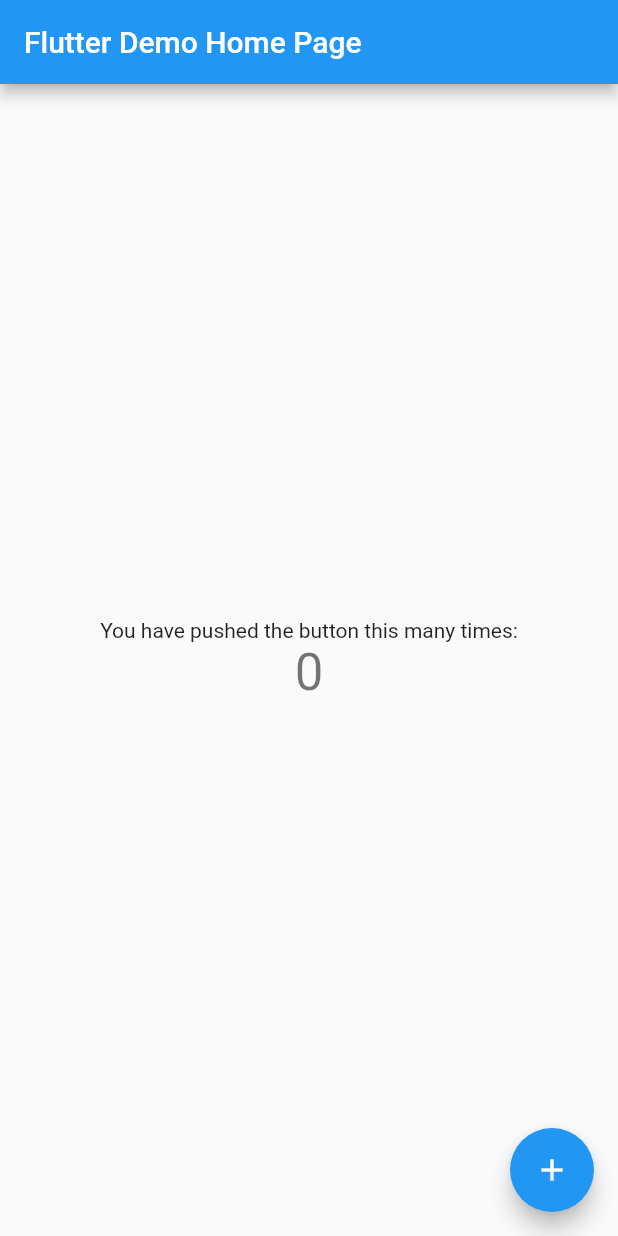
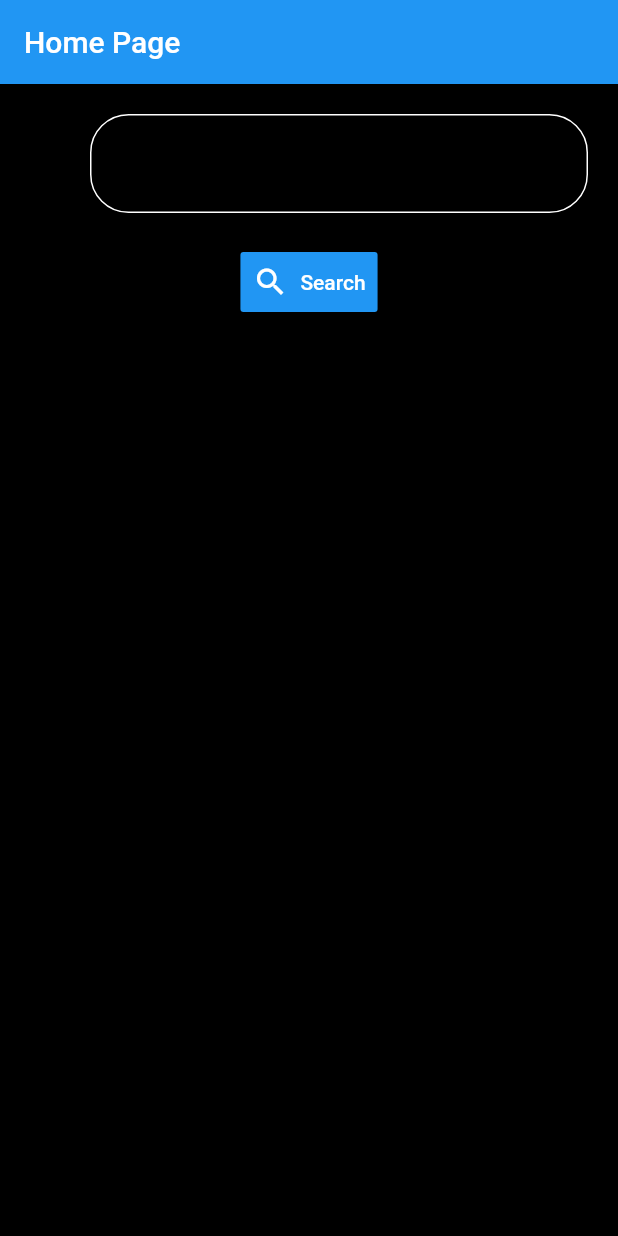
Before and after one commit to 0x4bd0/weatherApp, a Flutter app: the screen it shows after launch, on a phone screen of 412 x 824 dp. Run offline on Flutter 3.47's test engine with Material 2 defaults, Android fonts, the phone set to English and light mode, and no system bars; our stand-ins replace bloc, flutter_bloc.

Commit message:
some progress

```diff
--- a/lib/main.dart
+++ b/lib/main.dart
@@ -1,117 +1,24 @@
 import 'package:flutter/material.dart';
+import 'package:weatherApp/bloc/weatherbloc_bloc.dart';
+import 'package:flutter_bloc/flutter_bloc.dart';
+import 'package:weatherApp/ui/homePage.dart';
 
 void main() {
   runApp(MyApp());
 }
 
 class MyApp extends StatelessWidget {
-  // This widget is the root of your application.
+
+
   @override
   Widget build(BuildContext context) {
     return MaterialApp(
-      title: 'Flutter Demo',
-      theme: ThemeData(
-        // This is the theme of your application.
-        //
-        // Try running your application with "flutter run". You'll see the
-        // application has a blue toolbar. Then, without quitting the app, try
-        // changing the primarySwatch below to Colors.green and then invoke
-        // "hot reload" (press "r" in the console where you ran "flutter run",
-        // or simply save your changes to "hot reload" in a Flutter IDE).
-        // Notice that the counter didn't reset back to zero; the application
-        // is not restarted.
-        primarySwatch: Colors.blue,
-        // This makes the visual density adapt to the platform that you run
-        // the app on. For desktop platforms, the controls will be smaller and
-        // closer together (more dense) than on mobile platforms.
-        visualDensity: VisualDensity.adaptivePlatformDensity,
-      ),
-      home: MyHomePage(title: 'Flutter Demo Home Page'),
+    title : 'Weather App',
+    home : BlocProvider(
+      create: (context) => WeatherblocBloc(),
+      child: HomePage(),
+    )
+
     );
   }
 }
-
-class MyHomePage extends StatefulWidget {
-  MyHomePage({Key key, this.title}) : super(key: key);
-
-  // This widget is the home page of your application. It is stateful, meaning
-  // that it has a State object (defined below) that contains fields that affect
-  // how it looks.
-
-  // This class is the configuration for the state. It holds the values (in this
-  // case the title) provided by the parent (in this case the App widget) and
-  // used by the build method of the State. Fields in a Widget subclass are
-  // always marked "final".
-
-  final String title;
-
-  @override
-  _MyHomePageState createState() => _MyHomePageState();
-}
-
-class _MyHomePageState extends State<MyHomePage> {
-  int _counter = 0;
-
-  void _incrementCounter() {
-    setState(() {
-      // This call to setState tells the Flutter framework that something has
-      // changed in this State, which causes it to rerun the build method below
-      // so that the display can reflect the updated values. If we changed
-      // _counter without calling setState(), then the build method would not be
-      // called again, and so nothing would appear to happen.
-      _counter++;
-    });
-  }
-
-  @override
-  Widget build(BuildContext context) {
-    // This method is rerun every time setState is called, for instance as done
-    // by the _incrementCounter method above.
-    //
-    // The Flutter framework has been optimized to make rerunning build methods
-    // fast, so that you can just rebuild anything that needs updating rather
-    // than having to individually change instances of widgets.
-    return Scaffold(
-      appBar: AppBar(
-        // Here we take the value from the MyHomePage object that was created by
-        // the App.build method, and use it to set our appbar title.
-        title: Text(widget.title),
-      ),
-      body: Center(
-        // Center is a layout widget. It takes a single child and positions it
-        // in the middle of the parent.
-        child: Column(
-          // Column is also a layout widget. It takes a list of children and
-          // arranges them vertically. By default, it sizes itself to fit its
-          // children horizontally, and tries to be as tall as its parent.
-          //
-          // Invoke "debug painting" (press "p" in the console, choose the
-          // "Toggle Debug Paint" action from the Flutter Inspector in Android
-          // Studio, or the "Toggle Debug Paint" command in Visual Studio Code)
-          // to see the wireframe for each widget.
-          //
-          // Column has various properties to control how it sizes itself and
-          // how it positions its children. Here we use mainAxisAlignment to
-          // center the children vertically; the main axis here is the vertical
-          // axis because Columns are vertical (the cross axis would be
-          // horizontal).
-          mainAxisAlignment: MainAxisAlignment.center,
-          children: <Widget>[
-            Text(
-              'You have pushed the button this many times:',
-            ),
-            Text(
-              '$_counter',
-              style: Theme.of(context).textTheme.headline4,
-            ),
-          ],
-        ),
-      ),
-      floatingActionButton: FloatingActionButton(
-        onPressed: _incrementCounter,
-        tooltip: 'Increment',
-        child: Icon(Icons.add),
-      ), // This trailing comma makes auto-formatting nicer for build methods.
-    );
-  }
-}
--- /dev/null
+++ b/lib/ui/form.dart
@@ -0,0 +1,61 @@
+import 'package:flutter/material.dart';
+
+class WeatherForm extends StatefulWidget {
+  @override
+  WeatherFormState createState() {
+    return WeatherFormState();
+  }
+}
+
+
+class WeatherFormState extends State<WeatherForm> {
+
+  final _formKey = GlobalKey<FormState>();
+
+  @override
+  Widget build(BuildContext context) {
+    return Form(
+      key: _formKey,
+      child: Column(
+        children: <Widget>[
+            TextFormField(
+               style: TextStyle(fontSize: 22.0, color: Color(0xFFbdc6cf)),
+              cursorColor: Colors.red,
+                decoration: InputDecoration(
+                fillColor : Colors.red,
+                icon: Icon(Icons.map),
+                hintText: 'Hint Text',
+                helperText: 'Helper Text',
+                counterText: '0 characters',
+                focusedBorder: OutlineInputBorder(
+                borderSide: BorderSide(color: Colors.white),
+                borderRadius: BorderRadius.circular(25.7),
+              ),
+              disabledBorder: OutlineInputBorder(
+                borderSide: BorderSide(color: Colors.white),
+                borderRadius: BorderRadius.circular(25.7),
+                ),
+              enabledBorder: OutlineInputBorder(
+                borderSide: BorderSide(color: Colors.white),
+                borderRadius: BorderRadius.circular(25.7),
+              ),
+                border:  OutlineInputBorder(
+                borderSide: BorderSide(color: Colors.cyan),
+                borderRadius: BorderRadius.circular(25.7),
+                ),
+              ),
+              ),
+              FlatButton.icon(onPressed: (){
+                print(context);
+              }, icon: Icon(Icons.search), label: Text('Search',style: TextStyle(color: Colors.white),),
+              color: Colors.blue,
+              textColor: Colors.white,
+              disabledColor: Colors.grey,
+              disabledTextColor: Colors.black,
+              padding: EdgeInsets.all(8.0),
+              splashColor: Colors.blueAccent,)
+        ]
+     )
+    );
+  }
+}
--- /dev/null
+++ b/lib/ui/homePage.dart
@@ -0,0 +1,34 @@
+import 'package:flutter/material.dart';
+import 'package:weatherApp/bloc/weatherbloc_bloc.dart';
+import 'package:flutter_bloc/flutter_bloc.dart';
+import 'package:weatherApp/ui/form.dart';
+
+class HomePage extends StatefulWidget {
+  HomePage({Key key}) : super(key: key);
+
+  @override
+  _HomePageState createState() => _HomePageState();
+}
+
+class _HomePageState extends State<HomePage> {
+  @override
+  Widget build(BuildContext context) {
+    return Scaffold(
+        backgroundColor: Colors.black,
+        appBar: AppBar(
+          title: Text('Home Page'),
+        ),
+        body: Container(
+          padding: EdgeInsets.all(20),
+          child: BlocBuilder<WeatherblocBloc, WeatherblocState>(
+            builder: (context, state) {
+              if(state is WeatherblocLoading){
+                return  Text('Loading');
+              } else if( state is  WeatherblocInitial){
+                 return  WeatherForm();
+              }
+            },
+          ),
+        ));
+  }
+}
```
